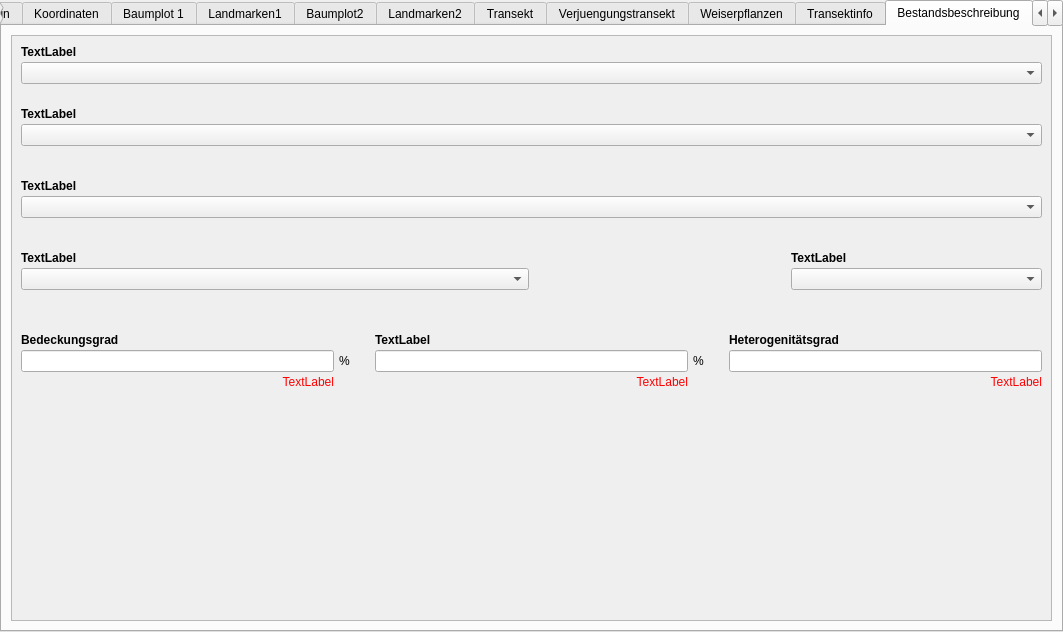
b-lack/qgis-fim-plugin, file fim/gui/form/vwm.ui: the form before one commit.
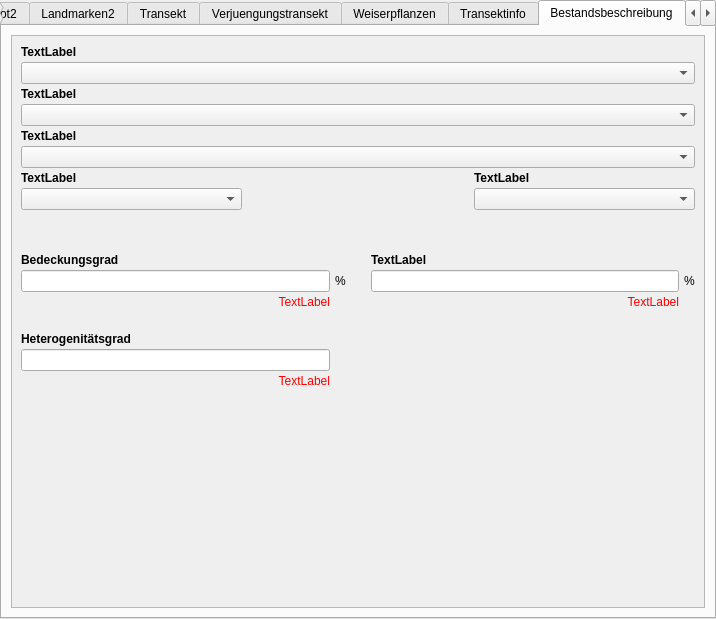
The form after the commit. The open tabs and pages were chosen to show the change. Custom widgets are drawn as their Qt base class.

```diff
--- a/fim/gui/form/vwm.ui
+++ b/fim/gui/form/vwm.ui
@@ -6,8 +6,8 @@
    <rect>
     <x>0</x>
     <y>0</y>
-    <width>1063</width>
-    <height>632</height>
+    <width>716</width>
+    <height>619</height>
    </rect>
   </property>
   <property name="sizePolicy">
@@ -59,7 +59,7 @@
       <string notr="true"/>
      </property>
      <property name="currentIndex">
-      <number>6</number>
+      <number>11</number>
      </property>
      <property name="usesScrollButtons">
       <bool>true</bool>
@@ -114,8 +114,8 @@
            <rect>
             <x>0</x>
             <y>0</y>
-            <width>1039</width>
-            <height>581</height>
+            <width>692</width>
+            <height>568</height>
            </rect>
           </property>
           <property name="sizePolicy">
@@ -335,8 +335,8 @@
            <rect>
             <x>0</x>
             <y>0</y>
-            <width>1039</width>
-            <height>581</height>
+            <width>692</width>
+            <height>568</height>
            </rect>
           </property>
           <layout class="QGridLayout" name="gridLayout_22">
@@ -682,7 +682,7 @@
            <rect>
             <x>0</x>
             <y>0</y>
-            <width>1025</width>
+            <width>678</width>
             <height>780</height>
            </rect>
           </property>
@@ -1141,8 +1141,8 @@
            <rect>
             <x>0</x>
             <y>0</y>
-            <width>1039</width>
-            <height>581</height>
+            <width>692</width>
+            <height>568</height>
            </rect>
           </property>
           <layout class="QGridLayout" name="gridLayout_20">
@@ -1409,7 +1409,7 @@
            <rect>
             <x>0</x>
             <y>0</y>
-            <width>1025</width>
+            <width>678</width>
             <height>673</height>
            </rect>
           </property>
@@ -1813,8 +1813,8 @@
            <rect>
             <x>0</x>
             <y>0</y>
-            <width>1039</width>
-            <height>581</height>
+            <width>692</width>
+            <height>568</height>
            </rect>
           </property>
           <layout class="QGridLayout" name="gridLayout_29">
@@ -2085,8 +2085,8 @@
            <rect>
             <x>0</x>
             <y>0</y>
-            <width>1039</width>
-            <height>581</height>
+            <width>692</width>
+            <height>568</height>
            </rect>
           </property>
           <layout class="QGridLayout" name="gridLayout_50">
@@ -2172,9 +2172,9 @@
           <property name="geometry">
            <rect>
             <x>0</x>
-            <y>0</y>
-            <width>1039</width>
-            <height>581</height>
+            <y>-58</y>
+            <width>678</width>
+            <height>845</height>
            </rect>
           </property>
           <layout class="QGridLayout" name="gridLayout_42">
@@ -2221,7 +2221,7 @@
               <string>Baum hinzufügen</string>
              </property>
              <property name="collapsed">
-              <bool>true</bool>
+              <bool>false</bool>
              </property>
              <layout class="QGridLayout" name="gridLayout_43">
               <property name="horizontalSpacing">
@@ -2332,7 +2332,7 @@
                  <number>3</number>
                 </property>
                 <item row="0" column="0">
-                 <widget class="QCheckBox" name="verjuengungstransekttriebverlustdurchinsektenfrass">
+                 <widget class="QCheckBox" name="verjuengungstransekt_verjuengungstransekttriebverlustdurchinsektenfrass">
                   <property name="font">
                    <font>
                     <weight>75</weight>
@@ -2352,7 +2352,7 @@
                  </widget>
                 </item>
                 <item row="0" column="2">
-                 <widget class="QCheckBox" name="verjuengungstransekttriebverlustdurchfrost">
+                 <widget class="QCheckBox" name="verjuengungstransekt_verjuengungstransekttriebverlustdurchfrost">
                   <property name="font">
                    <font>
                     <weight>75</weight>
@@ -2365,7 +2365,7 @@
                  </widget>
                 </item>
                 <item row="3" column="0">
-                 <widget class="QCheckBox" name="verjuengungstransekttriebverlustdurchtrockenheit">
+                 <widget class="QCheckBox" name="verjuengungstransekt_verjuengungstransekttriebverlustdurchtrockenheit">
                   <property name="font">
                    <font>
                     <weight>75</weight>
@@ -2378,7 +2378,7 @@
                  </widget>
                 </item>
                 <item row="0" column="1">
-                 <widget class="QCheckBox" name="verjuengungstransekttriebverlustdurchschalenwildverbiss">
+                 <widget class="QCheckBox" name="verjuengungstransekt_verjuengungstransekttriebverlustdurchschalenwildverbiss">
                   <property name="font">
                    <font>
                     <weight>75</weight>
@@ -2421,7 +2421,7 @@
                  </widget>
                 </item>
                 <item row="3" column="1">
-                 <widget class="QCheckBox" name="verjuengungstransekttriebverlustdurchfege">
+                 <widget class="QCheckBox" name="verjuengungstransekt_verjuengungstransekttriebverlustdurchfege">
                   <property name="font">
                    <font>
                     <weight>75</weight>
@@ -2518,7 +2518,7 @@
                </layout>
               </item>
               <item row="6" column="2">
-               <widget class="QLabel" name="verjuengungstransektbhdError">
+               <widget class="QLabel" name="verjuengungstransekt_verjuengungstransektbhdError">
                 <property name="styleSheet">
                  <string notr="true">color:red</string>
                 </property>
@@ -2541,7 +2541,7 @@
                </layout>
               </item>
               <item row="8" column="0" colspan="5">
-               <widget class="QComboBox" name="verjuengungstransektschutzmassnahmen"/>
+               <widget class="QComboBox" name="verjuengungstransekt_verjuengungstransektschutzmassnahmen"/>
               </item>
               <item row="4" column="2">
                <widget class="QLabel" name="verjuengungstransektbhdLabel">
@@ -2570,7 +2570,7 @@
                </widget>
               </item>
               <item row="5" column="2" colspan="2">
-               <widget class="QLineEdit" name="verjuengungstransektbhd">
+               <widget class="QLineEdit" name="verjuengungstransekt_verjuengungstransektbhd">
                 <property name="sizePolicy">
                  <sizepolicy hsizetype="Expanding" vsizetype="Fixed">
                   <horstretch>0</horstretch>
@@ -2693,8 +2693,8 @@
            <rect>
             <x>0</x>
             <y>0</y>
-            <width>1057</width>
-            <height>599</height>
+            <width>710</width>
+            <height>586</height>
            </rect>
           </property>
           <layout class="QGridLayout" name="gridLayout_18">
@@ -4110,8 +4110,8 @@
            <rect>
             <x>0</x>
             <y>0</y>
-            <width>1039</width>
-            <height>581</height>
+            <width>692</width>
+            <height>568</height>
            </rect>
           </property>
           <layout class="QGridLayout" name="gridLayout_47">
@@ -4124,23 +4124,7 @@
            <property name="verticalSpacing">
             <number>3</number>
            </property>
-           <item row="12" column="3">
-            <widget class="QLabel" name="bestandbiotopidLabel">
-             <property name="font">
-              <font>
-               <weight>75</weight>
-               <bold>true</bold>
-              </font>
-             </property>
-             <property name="text">
-              <string>TextLabel</string>
-             </property>
-            </widget>
-           </item>
-           <item row="9" column="0" colspan="4">
-            <widget class="QComboBox" name="bestandschutzmassnahmenid"/>
-           </item>
-           <item row="14" column="0">
+           <item row="11" column="0">
             <spacer name="verticalSpacer_14">
              <property name="orientation">
               <enum>Qt::Vertical</enum>
@@ -4156,39 +4140,7 @@
              </property>
             </spacer>
            </item>
-           <item row="16" column="0">
-            <spacer name="verticalSpacer_58">
-             <property name="orientation">
-              <enum>Qt::Vertical</enum>
-             </property>
-             <property name="sizeHint" stdset="0">
-              <size>
-               <width>20</width>
-               <height>40</height>
-              </size>
-             </property>
-            </spacer>
-           </item>
-           <item row="0" column="0" colspan="4">
-            <widget class="QLabel" name="bestandbetriebsartidLabel">
-             <property name="sizePolicy">
-              <sizepolicy hsizetype="Preferred" vsizetype="Maximum">
-               <horstretch>0</horstretch>
-               <verstretch>0</verstretch>
-              </sizepolicy>
-             </property>
-             <property name="font">
-              <font>
-               <weight>75</weight>
-               <bold>true</bold>
-              </font>
-             </property>
-             <property name="text">
-              <string>TextLabel</string>
-             </property>
-            </widget>
-           </item>
-           <item row="12" column="0">
+           <item row="9" column="0">
             <widget class="QLabel" name="bestandnschichtigidLabel">
              <property name="font">
               <font>
@@ -4201,7 +4153,97 @@
              </property>
             </widget>
            </item>
-           <item row="13" column="2">
+           <item row="5" column="0" colspan="3">
+            <layout class="QVBoxLayout" name="bestandsbeschreibung_bestandkronenschlussgradid_chips">
+             <property name="topMargin">
+              <number>0</number>
+             </property>
+            </layout>
+           </item>
+           <item row="2" column="0" colspan="3">
+            <layout class="QVBoxLayout" name="bestandsbeschreibung_bestandbetriebsartid_chips">
+             <property name="rightMargin">
+              <number>0</number>
+             </property>
+             <property name="bottomMargin">
+              <number>0</number>
+             </property>
+            </layout>
+           </item>
+           <item row="10" column="2">
+            <widget class="QComboBox" name="bestandbiotopid"/>
+           </item>
+           <item row="4" column="0" colspan="3">
+            <widget class="QComboBox" name="bestandkronenschlussgradid"/>
+           </item>
+           <item row="9" column="2">
+            <widget class="QLabel" name="bestandbiotopidLabel">
+             <property name="font">
+              <font>
+               <weight>75</weight>
+               <bold>true</bold>
+              </font>
+             </property>
+             <property name="text">
+              <string>TextLabel</string>
+             </property>
+            </widget>
+           </item>
+           <item row="0" column="0" colspan="3">
+            <widget class="QLabel" name="bestandbetriebsartidLabel">
+             <property name="sizePolicy">
+              <sizepolicy hsizetype="Preferred" vsizetype="Maximum">
+               <horstretch>0</horstretch>
+               <verstretch>0</verstretch>
+              </sizepolicy>
+             </property>
+             <property name="font">
+              <font>
+               <weight>75</weight>
+               <bold>true</bold>
+              </font>
+             </property>
+             <property name="text">
+              <string>TextLabel</string>
+             </property>
+            </widget>
+           </item>
+           <item row="6" column="0" colspan="3">
+            <widget class="QLabel" name="bestandschutzmassnahmenidLabel">
+             <property name="sizePolicy">
+              <sizepolicy hsizetype="Preferred" vsizetype="Fixed">
+               <horstretch>0</horstretch>
+               <verstretch>0</verstretch>
+              </sizepolicy>
+             </property>
+             <property name="font">
+              <font>
+               <weight>75</weight>
+               <bold>true</bold>
+              </font>
+             </property>
+             <property name="text">
+              <string>TextLabel</string>
+             </property>
+            </widget>
+           </item>
+           <item row="10" column="0">
+            <widget class="QComboBox" name="bestandnschichtigid"/>
+           </item>
+           <item row="13" column="0" colspan="3">
+            <spacer name="verticalSpacer_58">
+             <property name="orientation">
+              <enum>Qt::Vertical</enum>
+             </property>
+             <property name="sizeHint" stdset="0">
+              <size>
+               <width>20</width>
+               <height>40</height>
+              </size>
+             </property>
+            </spacer>
+           </item>
+           <item row="10" column="1">
             <spacer name="horizontalSpacer_25">
              <property name="orientation">
               <enum>Qt::Horizontal</enum>
@@ -4217,42 +4259,14 @@
              </property>
             </spacer>
            </item>
-           <item row="13" column="3">
-            <widget class="QComboBox" name="bestandbiotopid"/>
-           </item>
-           <item row="3" column="0">
-            <spacer name="verticalSpacer_12">
-             <property name="orientation">
-              <enum>Qt::Vertical</enum>
+           <item row="8" column="0" colspan="3">
+            <layout class="QVBoxLayout" name="bestandsbeschreibung_bestandschutzmassnahmenid_chips">
+             <property name="topMargin">
+              <number>0</number>
              </property>
-             <property name="sizeType">
-              <enum>QSizePolicy::Maximum</enum>
-             </property>
-             <property name="sizeHint" stdset="0">
-              <size>
-               <width>20</width>
-               <height>20</height>
-              </size>
-             </property>
-            </spacer>
+            </layout>
            </item>
-           <item row="11" column="0" colspan="4">
-            <spacer name="verticalSpacer_11">
-             <property name="orientation">
-              <enum>Qt::Vertical</enum>
-             </property>
-             <property name="sizeType">
-              <enum>QSizePolicy::Fixed</enum>
-             </property>
-             <property name="sizeHint" stdset="0">
-              <size>
-               <width>20</width>
-               <height>20</height>
-              </size>
-             </property>
-            </spacer>
-           </item>
-           <item row="4" column="0" colspan="4">
+           <item row="3" column="0" colspan="3">
             <widget class="QLabel" name="bestandkronenschlussgradidLabel">
              <property name="font">
               <font>
@@ -4265,7 +4279,7 @@
              </property>
             </widget>
            </item>
-           <item row="15" column="0" colspan="4">
+           <item row="12" column="0" colspan="3">
             <layout class="QGridLayout" name="gridLayout_48">
              <property name="topMargin">
               <number>20</number>
@@ -4276,49 +4290,6 @@
              <property name="verticalSpacing">
               <number>3</number>
              </property>
-             <item row="2" column="3">
-              <widget class="QLabel" name="bestandbedeckungsgradgraeserError">
-               <property name="styleSheet">
-                <string notr="true">color:red</string>
-               </property>
-               <property name="text">
-                <string>TextLabel</string>
-               </property>
-               <property name="alignment">
-                <set>Qt::AlignRight|Qt::AlignTrailing|Qt::AlignVCenter</set>
-               </property>
-              </widget>
-             </item>
-             <item row="1" column="4">
-              <widget class="QLabel" name="label_43">
-               <property name="text">
-                <string>%</string>
-               </property>
-              </widget>
-             </item>
-             <item row="0" column="0">
-              <widget class="QLabel" name="bestandbedeckungsgradunterstandLabel">
-               <property name="font">
-                <font>
-                 <weight>75</weight>
-                 <bold>true</bold>
-                </font>
-               </property>
-               <property name="text">
-                <string>Bedeckungsgrad</string>
-               </property>
-              </widget>
-             </item>
-             <item row="1" column="3">
-              <widget class="QLineEdit" name="bestandbedeckungsgradgraeser"/>
-             </item>
-             <item row="1" column="1">
-              <widget class="QLabel" name="label_42">
-               <property name="text">
-                <string>%</string>
-               </property>
-              </widget>
-             </item>
              <item row="2" column="0">
               <widget class="QLabel" name="bestandbedeckungsgradunterstandError">
                <property name="styleSheet">
@@ -4332,6 +4303,25 @@
                </property>
               </widget>
              </item>
+             <item row="5" column="0">
+              <widget class="QLineEdit" name="bestandheterogenitaetsgradid"/>
+             </item>
+             <item row="1" column="2">
+              <spacer name="horizontalSpacer_18">
+               <property name="orientation">
+                <enum>Qt::Horizontal</enum>
+               </property>
+               <property name="sizeType">
+                <enum>QSizePolicy::Fixed</enum>
+               </property>
+               <property name="sizeHint" stdset="0">
+                <size>
+                 <width>20</width>
+                 <height>20</height>
+                </size>
+               </property>
+              </spacer>
+             </item>
              <item row="1" column="0">
               <widget class="QLineEdit" name="bestandbedeckungsgradunterstand"/>
              </item>
@@ -4346,44 +4336,32 @@
                <property name="text">
                 <string>TextLabel</string>
                </property>
+               <property name="wordWrap">
+                <bool>true</bool>
+               </property>
               </widget>
              </item>
-             <item row="1" column="5">
-              <spacer name="horizontalSpacer_17">
-               <property name="orientation">
-                <enum>Qt::Horizontal</enum>
+             <item row="2" column="3">
+              <widget class="QLabel" name="bestandbedeckungsgradgraeserError">
+               <property name="styleSheet">
+                <string notr="true">color:red</string>
                </property>
-               <property name="sizeType">
-                <enum>QSizePolicy::Fixed</enum>
+               <property name="text">
+                <string>TextLabel</string>
                </property>
-               <property name="sizeHint" stdset="0">
-                <size>
-                 <width>20</width>
-                 <height>20</height>
-                </size>
+               <property name="alignment">
+                <set>Qt::AlignRight|Qt::AlignTrailing|Qt::AlignVCenter</set>
                </property>
-              </spacer>
+              </widget>
              </item>
-             <item row="1" column="2">
-              <spacer name="horizontalSpacer_18">
-               <property name="orientation">
-                <enum>Qt::Horizontal</enum>
+             <item row="1" column="4">
+              <widget class="QLabel" name="label_43">
+               <property name="text">
+                <string>%</string>
                </property>
-               <property name="sizeType">
-                <enum>QSizePolicy::Fixed</enum>
-               </property>
-               <property name="sizeHint" stdset="0">
-                <size>
-                 <width>20</width>
-                 <height>20</height>
-                </size>
-               </property>
-              </spacer>
+              </widget>
              </item>
-             <item row="1" column="6">
-              <widget class="QLineEdit" name="bestandheterogenitaetsgradid"/>
-             </item>
-             <item row="0" column="6">
+             <item row="4" column="0">
               <widget class="QLabel" name="bestandheterogenitaetsgradidLabel">
                <property name="font">
                 <font>
@@ -4396,7 +4374,33 @@
                </property>
               </widget>
              </item>
-             <item row="2" column="6">
+             <item row="1" column="3">
+              <widget class="QLineEdit" name="bestandbedeckungsgradgraeser"/>
+             </item>
+             <item row="1" column="1">
+              <widget class="QLabel" name="label_42">
+               <property name="text">
+                <string>%</string>
+               </property>
+              </widget>
+             </item>
+             <item row="3" column="0">
+              <spacer name="verticalSpacer_13">
+               <property name="orientation">
+                <enum>Qt::Vertical</enum>
+               </property>
+               <property name="sizeType">
+                <enum>QSizePolicy::Fixed</enum>
+               </property>
+               <property name="sizeHint" stdset="0">
+                <size>
+                 <width>20</width>
+                 <height>20</height>
+                </size>
+               </property>
+              </spacer>
+             </item>
+             <item row="6" column="0">
               <widget class="QLabel" name="bestandheterogenitaetsgradidError">
                <property name="styleSheet">
                 <string notr="true">color:red</string>
@@ -4409,75 +4413,29 @@
                </property>
               </widget>
              </item>
+             <item row="0" column="0">
+              <widget class="QLabel" name="bestandbedeckungsgradunterstandLabel">
+               <property name="font">
+                <font>
+                 <weight>75</weight>
+                 <bold>true</bold>
+                </font>
+               </property>
+               <property name="text">
+                <string>Bedeckungsgrad</string>
+               </property>
+               <property name="wordWrap">
+                <bool>true</bool>
+               </property>
+              </widget>
+             </item>
             </layout>
            </item>
-           <item row="6" column="0" colspan="4">
-            <layout class="QVBoxLayout" name="bestandsbeschreibung_bestandkronenschlussgradid_chips">
-             <property name="topMargin">
-              <number>10</number>
-             </property>
-            </layout>
-           </item>
-           <item row="7" column="0">
-            <spacer name="verticalSpacer_50">
-             <property name="orientation">
-              <enum>Qt::Vertical</enum>
-             </property>
-             <property name="sizeType">
-              <enum>QSizePolicy::Fixed</enum>
-             </property>
-             <property name="sizeHint" stdset="0">
-              <size>
-               <width>20</width>
-               <height>20</height>
-              </size>
-             </property>
-            </spacer>
-           </item>
-           <item row="5" column="0" colspan="4">
-            <widget class="QComboBox" name="bestandkronenschlussgradid"/>
-           </item>
-           <item row="13" column="0" colspan="2">
-            <widget class="QComboBox" name="bestandnschichtigid"/>
-           </item>
-           <item row="1" column="0" colspan="4">
+           <item row="1" column="0" colspan="3">
             <widget class="QComboBox" name="bestandbetriebsartid"/>
            </item>
-           <item row="8" column="0" colspan="4">
-            <widget class="QLabel" name="bestandschutzmassnahmenidLabel">
-             <property name="sizePolicy">
-              <sizepolicy hsizetype="Preferred" vsizetype="Fixed">
-               <horstretch>0</horstretch>
-               <verstretch>0</verstretch>
-              </sizepolicy>
-             </property>
-             <property name="font">
-              <font>
-               <weight>75</weight>
-               <bold>true</bold>
-              </font>
-             </property>
-             <property name="text">
-              <string>TextLabel</string>
-             </property>
-            </widget>
-           </item>
-           <item row="10" column="0" colspan="4">
-            <layout class="QVBoxLayout" name="bestandsbeschreibung_bestandschutzmassnahmenid_chips">
-             <property name="topMargin">
-              <number>10</number>
-             </property>
-            </layout>
-           </item>
-           <item row="2" column="0" colspan="4">
-            <layout class="QVBoxLayout" name="bestandsbeschreibung_bestandbetriebsartid_chips">
-             <property name="rightMargin">
-              <number>0</number>
-             </property>
-             <property name="bottomMargin">
-              <number>0</number>
-             </property>
-            </layout>
+           <item row="7" column="0" colspan="3">
+            <widget class="QComboBox" name="bestandschutzmassnahmenid"/>
            </item>
           </layout>
          </widget>
@@ -4515,8 +4473,8 @@
            <rect>
             <x>0</x>
             <y>0</y>
-            <width>1057</width>
-            <height>599</height>
+            <width>710</width>
+            <height>586</height>
            </rect>
           </property>
           <layout class="QGridLayout" name="gridLayout_45">
@@ -4599,7 +4557,7 @@
                <number>6</number>
               </property>
               <item row="1" column="0">
-               <widget class="QComboBox" name="schicht_id">
+               <widget class="QComboBox" name="t_bestockung_schicht_id">
                 <property name="sizePolicy">
                  <sizepolicy hsizetype="Ignored" vsizetype="Ignored">
                   <horstretch>0</horstretch>
@@ -4625,7 +4583,7 @@
                </spacer>
               </item>
               <item row="1" column="1" colspan="2">
-               <widget class="QComboBox" name="nas_id">
+               <widget class="QComboBox" name="t_bestockung_nas_id">
                 <property name="sizePolicy">
                  <sizepolicy hsizetype="Ignored" vsizetype="Fixed">
                   <horstretch>0</horstretch>
@@ -4678,7 +4636,7 @@
                </spacer>
               </item>
               <item row="4" column="0" colspan="3">
-               <widget class="QComboBox" name="icode_ba"/>
+               <widget class="QComboBox" name="t_bestockung_icode_ba"/>
               </item>
               <item row="0" column="1">
                <widget class="QLabel" name="nas_idLabel">
@@ -4760,7 +4718,7 @@
                  </widget>
                 </item>
                 <item row="1" column="0">
-                 <widget class="QComboBox" name="entsart_id">
+                 <widget class="QComboBox" name="t_bestockung_entsart_id">
                   <property name="sizePolicy">
                    <sizepolicy hsizetype="Expanding" vsizetype="Fixed">
                     <horstretch>0</horstretch>
@@ -4770,7 +4728,7 @@
                  </widget>
                 </item>
                 <item row="1" column="2">
-                 <widget class="QLineEdit" name="ba_anteil">
+                 <widget class="QLineEdit" name="t_bestockung_ba_anteil">
                   <property name="alignment">
                    <set>Qt::AlignRight|Qt::AlignTrailing|Qt::AlignVCenter</set>
                   </property>
@@ -4790,7 +4748,7 @@
                  </widget>
                 </item>
                 <item row="1" column="1">
-                 <widget class="QComboBox" name="vert_id">
+                 <widget class="QComboBox" name="t_bestockung_vert_id">
                   <property name="sizePolicy">
                    <sizepolicy hsizetype="Expanding" vsizetype="Fixed">
                     <horstretch>0</horstretch>
@@ -4813,7 +4771,7 @@
                  </widget>
                 </item>
                 <item row="2" column="2">
-                 <widget class="QLabel" name="ba_anteilError">
+                 <widget class="QLabel" name="t_bestockung_ba_anteilError">
                   <property name="styleSheet">
                    <string notr="true">color:red</string>
                   </property>
@@ -4906,8 +4864,8 @@
            <rect>
             <x>0</x>
             <y>0</y>
-            <width>1039</width>
-            <height>581</height>
+            <width>692</width>
+            <height>568</height>
            </rect>
           </property>
           <layout class="QGridLayout" name="gridLayout_34">
@@ -5176,8 +5134,8 @@
            <rect>
             <x>0</x>
             <y>0</y>
-            <width>1057</width>
-            <height>599</height>
+            <width>710</width>
+            <height>586</height>
            </rect>
           </property>
           <layout class="QGridLayout" name="gridLayout_17">
```
